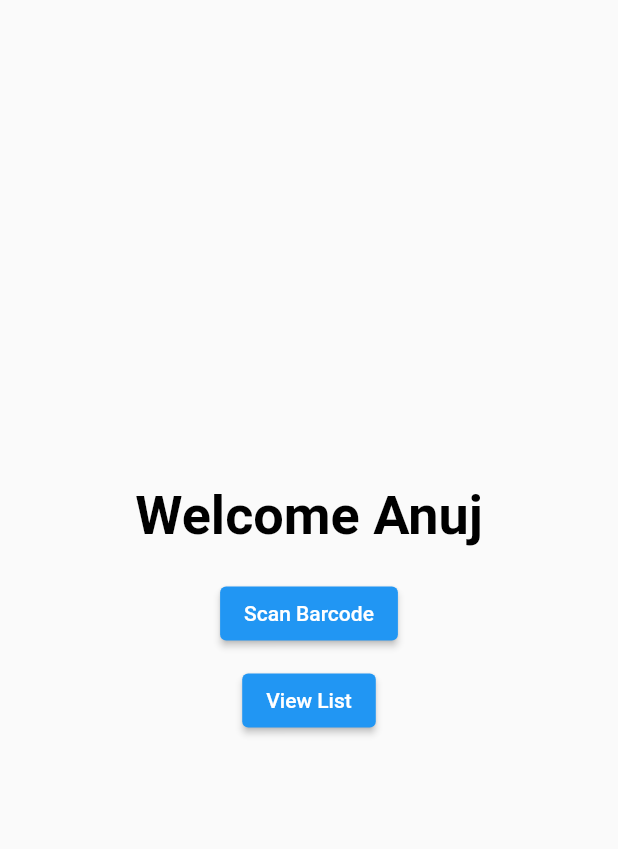
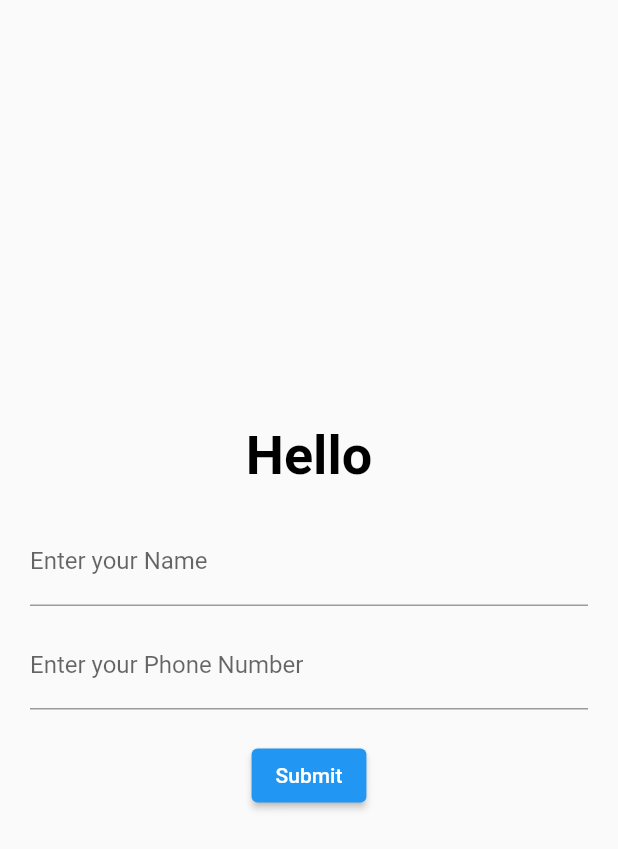
Before and after one commit to AnujRaskatla/Quick-Checkout-Grocery-Shopping-App, a Flutter app: the screen it shows after launch, on a phone screen of 412 x 824 dp. Shown: the top 849 px of the screen. Run offline on Flutter 3.47's test engine with Material 2 defaults, Android fonts, the phone set to English and light mode, and no system bars; our stand-ins replace csv, firebase_core, firebase_database; missing offline and left inert: flutter_barcode_scanner, qr_code_scanner; accounts and stored records are empty.

Commit message:
Version: 18. Added LoginPage before welcome

```diff
--- /dev/null
+++ b/CurrentCode/barcode/lib/LoginPage.dart
@@ -0,0 +1,54 @@
+import 'package:flutter/material.dart';
+import 'WelcomePage.dart'; // Import the WelcomePage class
+
+class LoginPage extends StatelessWidget {
+  final TextEditingController _nameController = TextEditingController();
+
+  LoginPage({super.key});
+
+  @override
+  Widget build(BuildContext context) {
+    return Scaffold(
+      body: Padding(
+        padding: const EdgeInsets.all(20.0),
+        child: Column(
+          mainAxisAlignment: MainAxisAlignment.center,
+          crossAxisAlignment: CrossAxisAlignment.center,
+          children: [
+            const Text(
+              'Hello',
+              style: TextStyle(
+                fontSize: 36,
+                fontWeight: FontWeight.bold,
+                color: Colors.black,
+              ),
+            ),
+            const SizedBox(height: 20),
+            TextField(
+              controller: _nameController,
+              decoration: const InputDecoration(labelText: 'Enter your Name'),
+            ),
+            const SizedBox(height: 10),
+            const TextField(
+              decoration: InputDecoration(labelText: 'Enter your Phone Number'),
+              keyboardType: TextInputType.phone,
+            ),
+            const SizedBox(height: 20),
+            ElevatedButton(
+              onPressed: () {
+                String enteredName = _nameController.text;
+                Navigator.pushReplacement(
+                  context,
+                  MaterialPageRoute(
+                    builder: (context) => WelcomePage(userName: enteredName),
+                  ),
+                );
+              },
+              child: const Text('Submit'),
+            ),
+          ],
+        ),
+      ),
+    );
+  }
+}
--- a/CurrentCode/barcode/lib/main.dart
+++ b/CurrentCode/barcode/lib/main.dart
@@ -3,6 +3,7 @@ import 'package:flutter_barcode_scanner/flutter_barcode_scanner.dart';
 import 'package:provider/provider.dart';
 import 'package:flutter/services.dart'; // for rootBundle
 import 'package:csv/csv.dart'; // for CSV parsing
+import 'LoginPage.dart';
 
 void main() {
   runApp(
@@ -52,45 +53,10 @@ class MyApp extends StatelessWidget {
       ),
       initialRoute: '/',
       routes: {
-        '/': (context) => const WelcomePage(),
+        '/': (context) => LoginPage(),
         '/scan': (context) => const ScanBarcodePage(),
         '/list': (context) => const ViewListPage(),
       },
-    );
-  }
-}
-
-class WelcomePage extends StatelessWidget {
-  const WelcomePage({super.key});
-
-  @override
-  Widget build(BuildContext context) {
-    return Scaffold(
-      body: Center(
-        child: Column(
-          mainAxisAlignment: MainAxisAlignment.center,
-          children: [
-            const Text(
-              'Welcome Anuj',
-              style: TextStyle(
-                  fontSize: 36,
-                  fontWeight: FontWeight.bold,
-                  color: Colors.black),
-            ),
-            const SizedBox(height: 20),
-            ElevatedButton(
-              onPressed: () => Navigator.pushNamed(context, '/scan'),
-              child: const Text('Scan Barcode'),
-            ),
-            const SizedBox(height: 10),
-            ElevatedButton(
-              onPressed: () => Navigator.pushNamed(context, '/list'),
-              child: const Text('View List'),
-            ),
-            const SizedBox(height: 10),
-          ],
-        ),
-      ),
     );
   }
 }
```
Also changed, not shown: CurrentCode/barcode/lib/WelcomePage.dart (added, +38 -0 lines).
